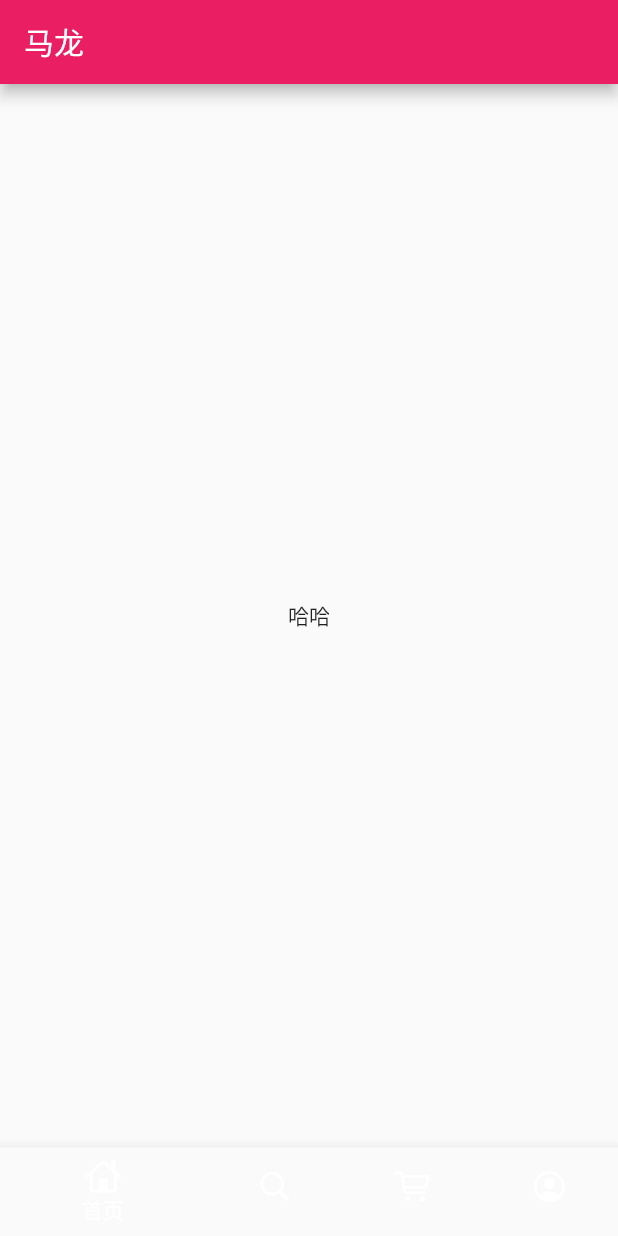
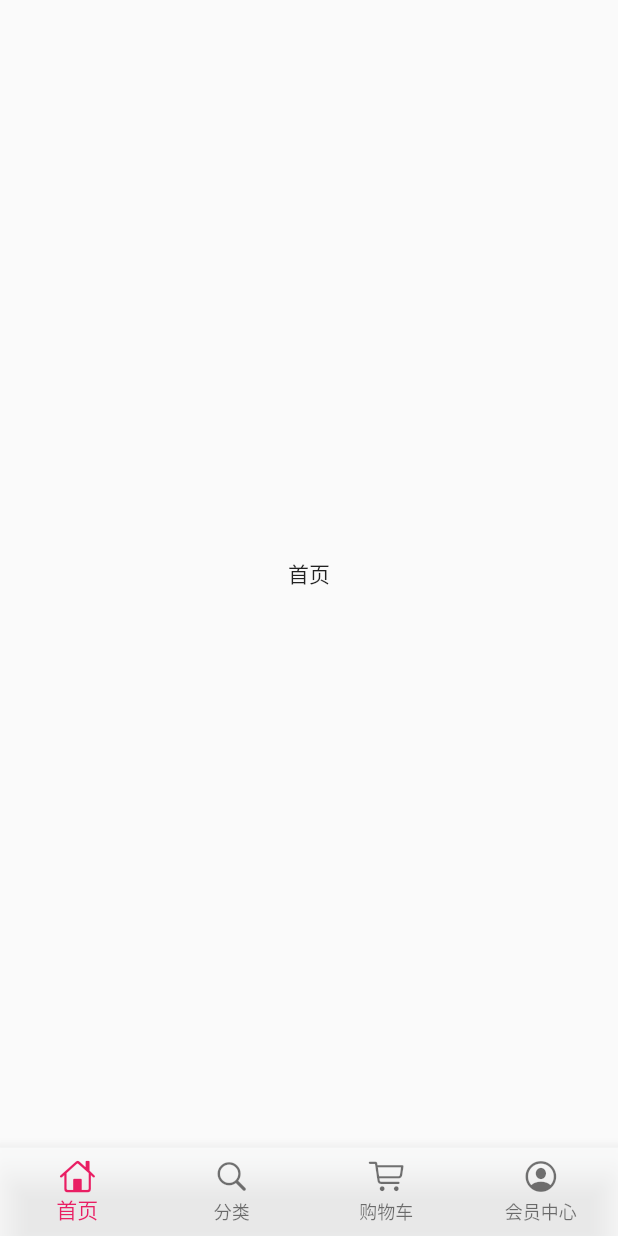
Before and after one commit to malongq/flutter_shop, a Flutter app: the screen it shows after launch, on a phone screen of 412 x 824 dp. Run offline on Flutter 3.47's test engine with Material 2 defaults, Android fonts, the phone set to English and light mode, and no system bars.

Commit message:
底部四个导航栏制作

```diff
--- /dev/null
+++ b/lib/pages/home_page.dart
@@ -0,0 +1,14 @@
+import 'package:flutter/material.dart';
+
+class HomePage extends StatelessWidget {
+  @override
+  Widget build(BuildContext context) {
+    return Scaffold(
+      body: Center(
+        child: Text(
+          '首页'
+        ),
+      ),
+    );
+  }
+}
--- a/lib/pages/index_pages.dart
+++ b/lib/pages/index_pages.dart
@@ -1,5 +1,9 @@
 import 'package:flutter/material.dart';
 import 'package:flutter/cupertino.dart';
+import 'home_page.dart';
+import 'cart_page.dart';
+import 'category_page.dart';
+import 'member_page.dart';
 
 class IndexPage extends StatefulWidget {
   @override
@@ -8,7 +12,7 @@ class IndexPage extends StatefulWidget {
 
 class _IndexPageState extends State<IndexPage> {
 
-  final List<BottomNavigationBarItem> b = [
+  final List<BottomNavigationBarItem> bootom_tabs = [
     BottomNavigationBarItem(
       icon: Icon(CupertinoIcons.home),
       title: Text('首页')
@@ -27,17 +31,69 @@ class _IndexPageState extends State<IndexPage> {
     ),
   ];
 
+  int currentIndex = 0;
+  var currentPage;
+  final List tabPage = [
+    HomePage(),
+    CategoryPage(),
+    CartPage(),
+    MemberPage()
+  ];
+
+  @override
+  void initState() {
+    currentPage = tabPage[currentIndex];
+    super.initState();
+  }
+
   @override
   Widget build(BuildContext context) {
     return Scaffold(
-      appBar: AppBar(title: Text('马龙'),),
+      backgroundColor: Color.fromRGBO(244, 245, 245, 1.0),
       body: Center(
-        child: Text('哈哈'),
+        child: currentPage,
       ),
-      bottomNavigationBar: BottomNavigationBar(items: b,backgroundColor: Colors.pink,),
+      bottomNavigationBar: BottomNavigationBar(
+        backgroundColor: Colors.white70,
+        items: bootom_tabs,
+        currentIndex: currentIndex,
+        onTap: (index){
+          setState(() {
+            currentIndex = index;
+            currentPage = tabPage[currentIndex];
+          });
+        },
+        type: BottomNavigationBarType.fixed,
+      ),
     );
   }
 }
+
+
+
+
+
+
+
+
+
+
+
+
+
+
+
+
+
+
+
+
+
+
+
+
+
+
 
 //TODO 只是测试一下
 //class IndexPage extends StatelessWidget {
```
Also changed, not shown: lib/pages/cart_page.dart (added, +14 -0 lines), lib/pages/category_page.dart (added, +14 -0 lines), lib/pages/member_page.dart (added, +14 -0 lines).
